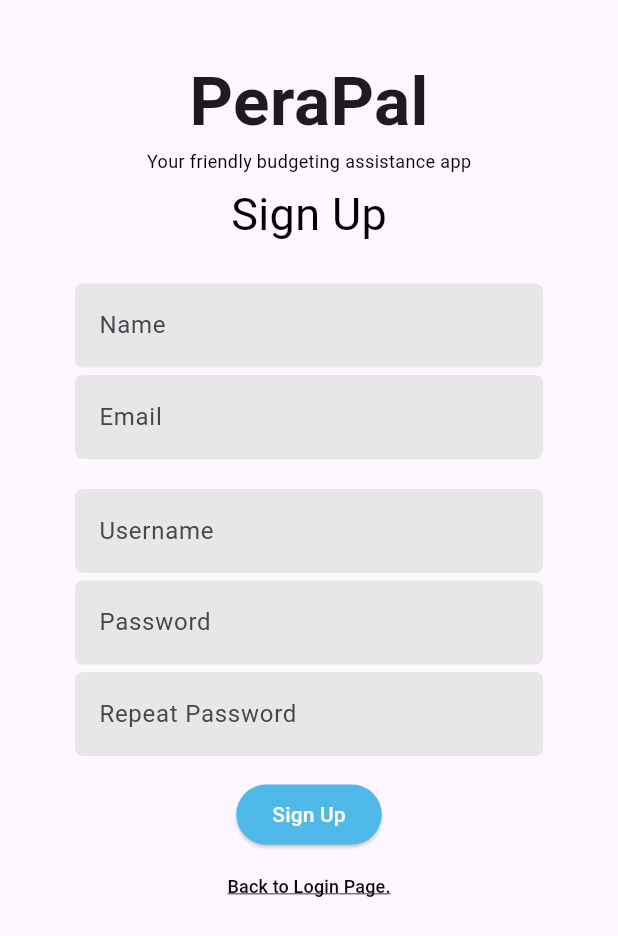
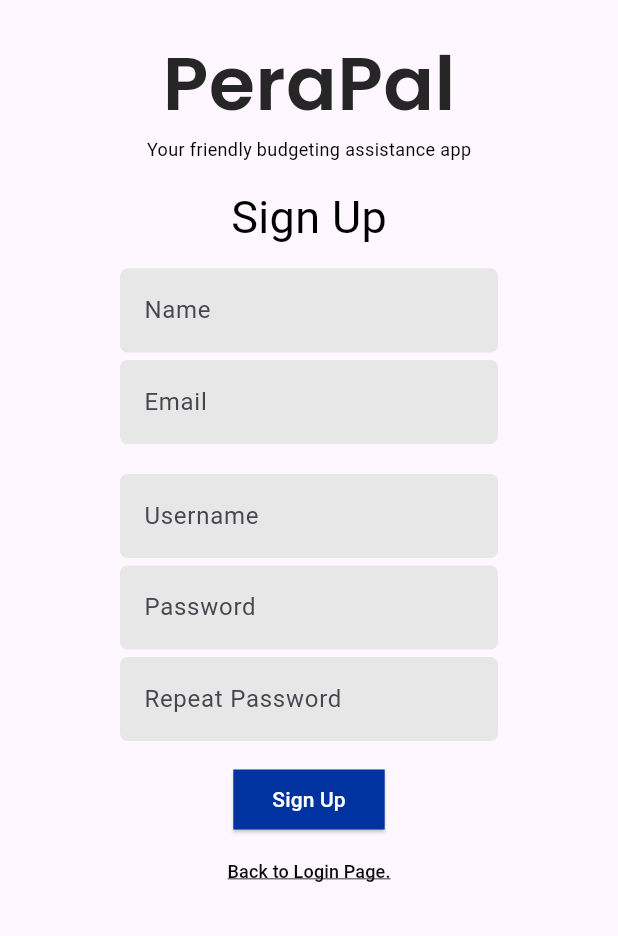
Before and after one commit to hydraadra112/perapal, a Flutter app: the screen it shows after launch, after a tap on "No account yet? Sign up.", on a phone screen of 412 x 824 dp. Shown: the top 936 px of the screen. Run offline on Flutter 3.47's test engine with Material 3 defaults, Android fonts, the phone set to English and light mode, and no system bars; our stand-ins replace google_fonts; Roboto replaces fonts that are missing (Times New Roman).

Commit message:
modified login and signup based on styles

```diff
--- /dev/null
+++ b/lib/components/button.dart
@@ -0,0 +1,41 @@
+import 'package:flutter/material.dart';
+import 'package:perapal/utils/style.dart';
+
+class Button extends StatelessWidget {
+  final String buttonText;
+  final VoidCallback onPressed;
+
+  const Button({
+    super.key,
+    required this.buttonText,
+    required this.onPressed,
+  });
+
+  @override
+  Widget build(BuildContext context) {
+    return Padding(
+      padding: const EdgeInsets.symmetric(horizontal: 50),
+      child: ElevatedButton(
+        onPressed: onPressed,
+        style: ButtonStyle(
+          shape: MaterialStateProperty.all<RoundedRectangleBorder>(
+            RoundedRectangleBorder(
+              borderRadius: BorderRadius.circular(0), // Square shape
+            ),
+          ),
+          backgroundColor: MaterialStateProperty.all<Color>(blue), // Light blue background
+        ),
+        child: Padding(
+          padding: const EdgeInsets.symmetric(vertical: 5, horizontal: 2),
+          child: Text(
+            buttonText,
+            style: TextStyle(
+              color: white,
+              backgroundColor: blue,
+            ),
+          ),
+        ),
+      ),
+    );
+  }
+}
--- /dev/null
+++ b/lib/components/input_box.dart
@@ -0,0 +1,36 @@
+import 'package:flutter/material.dart';
+
+class CustomInputBox extends StatelessWidget {
+  final String hintText;
+  final bool obscureText;
+  final Function(String) onChanged;
+
+  const CustomInputBox({
+    super.key,
+    required this.hintText,
+    required this.obscureText,
+    required this.onChanged,
+  });
+
+  @override
+  Widget build(BuildContext context) {
+    return Padding(
+      padding: const EdgeInsets.symmetric(horizontal: 50),
+      child: TextField(
+        decoration: InputDecoration(
+          hintText: hintText,
+          filled: true,
+          fillColor: const Color.fromARGB(255, 231, 231, 231),
+          border: const OutlineInputBorder(
+            borderRadius: BorderRadius.all(
+              Radius.circular(5),
+            ),
+            borderSide: BorderSide.none,
+          ),
+        ),
+        onChanged: onChanged,
+        obscureText: obscureText,
+      ),
+    );
+  }
+}
--- a/lib/main.dart
+++ b/lib/main.dart
@@ -1,6 +1,9 @@
 import 'package:flutter/material.dart';
-import 'pages/home_page.dart';
+import './pages/home_page.dart';
 import './pages/sign_up.dart';
+import './utils/style.dart';
+import 'package:perapal/components/input_box.dart';
+import 'package:perapal/components/button.dart'; // Import LoginButton widget
 
 void main() {
   runApp(LoginApp());
@@ -15,6 +18,7 @@ class LoginApp extends StatelessWidget {
     );
   }
 }
+
 class LoginPage extends StatefulWidget {
   @override
   _LoginPageState createState() => _LoginPageState();
@@ -32,20 +36,12 @@ class _LoginPageState extends State<LoginPage> {
       backgroundColor: const Color.fromARGB(255, 255, 255, 255),
       body: Center(
         child: Column(
-
           mainAxisAlignment: MainAxisAlignment.center,
-
           children: [
-
-            const Text(
+            Text(
               "PeraPal",
-              style: TextStyle(
-                fontSize: 45,
-                fontWeight: FontWeight.bold,
-                fontFamily: 'Times New Roman'
+              style: heading1D.copyWith(fontSize: 50),
             ),
-            ),
-
             const Text(
               "Your friendly budgeting assistance app",
               style: TextStyle(
@@ -53,11 +49,9 @@ class _LoginPageState extends State<LoginPage> {
                 color: Color.fromARGB(255, 0, 0, 0),
               ),
             ),
-
-            const SizedBox(height: 50),
-
+            const SizedBox(height: 35),
             const Padding(
-              padding: EdgeInsets.only(top:0, bottom:10),
+              padding: EdgeInsets.only(top: 0, bottom: 10),
               child: Text(
                 "Log in",
                 style: TextStyle(
@@ -67,20 +61,12 @@ class _LoginPageState extends State<LoginPage> {
               ),
             ),
 
+
             Padding(
-                padding: const EdgeInsets.symmetric(horizontal: 50),
-                child: TextField(
-                  decoration: const InputDecoration(
+              padding: const EdgeInsets.symmetric(horizontal: 0),
+              child: CustomInputBox(
                 hintText: 'Username',
-                    filled: true, // Set to true to enable background color
-                    fillColor: Color.fromARGB(255, 231, 231, 231), // Set the background color
-                    border: OutlineInputBorder( // Customize border
-                      borderRadius: BorderRadius.all(
-                        Radius.circular(5),
-                      ),
-                      borderSide: BorderSide.none, // No border side
-                    ),
-                  ),
+                obscureText: false,
                 onChanged: (value) {
                   setState(() {
                     username = value;
@@ -89,31 +75,22 @@ class _LoginPageState extends State<LoginPage> {
               ),
             ),
 
+
             const SizedBox(height: 5),
             Padding(
-              padding: const EdgeInsets.symmetric(horizontal: 50),
-              child: TextField(
-                decoration: const InputDecoration(
+              padding: const EdgeInsets.symmetric(horizontal: 0),
+              child: CustomInputBox(
                 hintText: 'Password',
-                    filled: true, // Set to true to enable background color
-                    fillColor: Color.fromARGB(255, 231, 231, 231), // Set the background color
-                    border: OutlineInputBorder( // Customize border
-                      borderRadius: BorderRadius.all(
-                        Radius.circular(5),
-                      ),
-                      borderSide: BorderSide.none, // No border side
-                    ),
-                  ),
+                obscureText: true,
                 onChanged: (value) {
                   setState(() {
                     password = value;
                   });
                 },
-                obscureText: true,
               ),
             ),
 
-            // FOR NOW DISPLAY LANG KAY UNSURE IF WE WUD IMPLEMENT FORGOT PASSWORD
+
             const SizedBox(height: 5),
             const Text(
               "Forgot Password?",
@@ -123,10 +100,10 @@ class _LoginPageState extends State<LoginPage> {
               ),
             ),
 
+
             const SizedBox(height: 20),
-            Padding(
-              padding: const EdgeInsets.symmetric(horizontal: 50),
-              child: ElevatedButton(
+            Button(
+              buttonText: 'Login', // Customize button text
               onPressed: () {
                 if (username == correctName && password == correctPass) {
                   Navigator.push(
@@ -139,10 +116,11 @@ class _LoginPageState extends State<LoginPage> {
                   showDialog(
                     context: context,
                     builder: (BuildContext context) {
-                        return  AlertDialog(
+                      return AlertDialog(
                         title: const Text("Invalid Credentials"),
                         content: const Text("Please enter correct username and password."),
                         actions: [
+
                           TextButton(
                             onPressed: () {
                               Navigator.of(context).pop();
@@ -155,26 +133,7 @@ class _LoginPageState extends State<LoginPage> {
                   );
                 }
               },
-                style: ButtonStyle(
-                  shape: MaterialStateProperty.all<RoundedRectangleBorder>(
-                    RoundedRectangleBorder(
-                      borderRadius: BorderRadius.circular(0), // Square shape
             ),
-                  ),
-                  backgroundColor: MaterialStateProperty.all<Color>(const Color.fromARGB(255, 78, 184, 233)), // Light blue background
-                ),
-                child: const Padding(
-                  padding: EdgeInsets.symmetric(vertical: 5, horizontal: 2),
-                  child: Text('Login',
-                  style: TextStyle(
-                    color: Color.fromARGB(255, 255, 255, 255),
-                    backgroundColor: Color.fromARGB(255, 78, 184, 233)
-                  )
-                  ),
-                ),
-              ),
-            ),
-
 
             const SizedBox(height: 20),
             Padding(
@@ -193,12 +152,11 @@ class _LoginPageState extends State<LoginPage> {
                   style: TextStyle(
                     fontSize: 12,
                     color: Color.fromARGB(255, 10, 10, 10),
-                    decoration: TextDecoration.underline, // Add underline
+                    decoration: TextDecoration.underline,
                   ),
                 ),
               ),
             )
-
           ],
         ),
       ),
--- a/lib/pages/sign_up.dart
+++ b/lib/pages/sign_up.dart
@@ -1,6 +1,8 @@
 import 'package:flutter/material.dart';
 import '../main.dart';
-
+import 'package:perapal/utils/style.dart';
+import 'package:perapal/components/input_box.dart';
+import 'package:perapal/components/button.dart'; // Import Button widget
 
 class SignUpApp extends StatelessWidget {
   @override
@@ -18,37 +20,33 @@ class SignUpPage extends StatefulWidget {
 }
 
 class _SignUpPage extends State<SignUpPage> {
-
   String username = "";
   String password = "";
-
   String name = "";
   String email = "";
   String rptpassword = "";
 
   @override
   Widget build(BuildContext context) {
-    return MaterialApp(
-      debugShowCheckedModeBanner: false,
-      home: Scaffold(
+    return Scaffold(
       body: SingleChildScrollView(
+        child: Padding(
+          padding: const EdgeInsets.symmetric(horizontal: 30),
           child: Center(
             child: Column(
               mainAxisAlignment: MainAxisAlignment.center,
               children: <Widget>[
 
-              const Padding(
-                 padding: EdgeInsets.only(top:35)
+                const Padding(padding: EdgeInsets.only(
+                  top: 20,
+                )
                 ),
 
-              const Text(
+                Text(
                   "PeraPal",
-              style: TextStyle(
-                fontSize: 45,
-                fontWeight: FontWeight.bold,
-                fontFamily: 'Times New Roman'
+                  style: heading1D.copyWith(fontSize: 50),
                 ),
-            ),
+
 
                 const Text(
                   "Your friendly budgeting assistance app",
@@ -58,8 +56,9 @@ class _SignUpPage extends State<SignUpPage> {
                   ),
                 ),
 
+
                 const Padding(
-              padding: EdgeInsets.only(top:5, bottom:20),
+                  padding: EdgeInsets.only(top: 15, bottom: 5),
                   child: Text(
                     "Sign Up",
                     style: TextStyle(
@@ -69,150 +68,80 @@ class _SignUpPage extends State<SignUpPage> {
                   ),
                 ),
 
-            const SizedBox(height: 5),
+                const SizedBox(height: 8),
 
-          Padding(
-              padding: const EdgeInsets.symmetric(horizontal: 50),
-              child: TextField(
-                decoration: const InputDecoration(
+                CustomInputBox(
                   hintText: 'Name',
-                    filled: true, // Set to true to enable background color
-                    fillColor: Color.fromARGB(255, 231, 231, 231), // Set the background color
-                    border: OutlineInputBorder( // Customize border
-                      borderRadius: BorderRadius.all(
-                        Radius.circular(5),
-                      ),
-                      borderSide: BorderSide.none, // No border side
-                    ),
-                  ),
+                  obscureText: false,
                   onChanged: (value) {
                     setState(() {
                       name = value;
                     });
                   },
-                obscureText: false,
-              ),
                 ),
 
+
                 const SizedBox(height: 5),
-
-            Padding(
-              padding: const EdgeInsets.symmetric(horizontal: 50),
-              child: TextField(
-                decoration: const InputDecoration(
+                CustomInputBox(
                   hintText: 'Email',
-                    filled: true, // Set to true to enable background color
-                    fillColor: Color.fromARGB(255, 231, 231, 231), // Set the background color
-                    border: OutlineInputBorder( // Customize border
-                      borderRadius: BorderRadius.all(
-                        Radius.circular(5),
-                      ),
-                      borderSide: BorderSide.none, // No border side
-                    ),
-                  ),
+                  obscureText: false,
                   onChanged: (value) {
                     setState(() {
                       email = value;
                     });
                   },
-                obscureText: false,
-              ),
                 ),
 
-              const SizedBox(
-                height: 20.0,
-              ),
+                const SizedBox(height: 20),
 
-              Padding(
-              padding: const EdgeInsets.symmetric(horizontal: 50),
-              child: TextField(
-                decoration: const InputDecoration(
+                CustomInputBox(
                   hintText: 'Username',
-                    filled: true, // Set to true to enable background color
-                    fillColor: Color.fromARGB(255, 231, 231, 231), // Set the background color
-                    border: OutlineInputBorder( // Customize border
-                      borderRadius: BorderRadius.all(
-                        Radius.circular(5),
-                      ),
-                      borderSide: BorderSide.none, // No border side
-                    ),
-                  ),
+                  obscureText: false,
                   onChanged: (value) {
                     setState(() {
                       username = value;
                     });
                   },
-                obscureText: false,
                 ),
-            ),
-
-            const SizedBox(
-                height: 5.0,
-              ),
-
-              Padding(
-              padding: const EdgeInsets.symmetric(horizontal: 50),
-              child: TextField(
-                decoration: const InputDecoration(
+                const SizedBox(height: 5),
+                CustomInputBox(
                   hintText: 'Password',
-                    filled: true, // Set to true to enable background color
-                    fillColor: Color.fromARGB(255, 231, 231, 231), // Set the background color
-                    border: OutlineInputBorder( // Customize border
-                      borderRadius: BorderRadius.all(
-                        Radius.circular(5),
-                      ),
-                      borderSide: BorderSide.none, // No border side
-                    ),
-                  ),
+                  obscureText: true,
                   onChanged: (value) {
                     setState(() {
                       password = value;
                     });
                   },
+                ),
+                const SizedBox(height: 5),
+                CustomInputBox(
+                  hintText: 'Repeat Password',
                   obscureText: true,
-              ),
-            ),
-
-            const SizedBox(
-                height: 5.0,
-              ),
-
-              Padding(
-              padding: const EdgeInsets.symmetric(horizontal: 50),
-              child: TextField(
-                decoration: const InputDecoration(
-                    hintText: 'Repeat Password',
-                    filled: true, // Set to true to enable background color
-                    fillColor: Color.fromARGB(255, 231, 231, 231), // Set the background color
-                    border: OutlineInputBorder( // Customize border
-                      borderRadius: BorderRadius.all(
-                        Radius.circular(5),
-                      ),
-                      borderSide: BorderSide.none, // No border side
-                    ),
-                  ),
                   onChanged: (value) {
                     setState(() {
                       rptpassword = value;
                     });
                   },
-                obscureText: true,
                 ),
-            ),
+                const SizedBox(height: 15),
 
-              const SizedBox(
-                height: 15.0,
-              ),
+                // Use the Button widget instead of ElevatedButton
+                Button(
+                  buttonText: 'Sign Up',
+                  onPressed: () {
+                    if (name.isEmpty ||
+                        email.isEmpty ||
+                        username.isEmpty ||
+                        password.isEmpty ||
+                        rptpassword.isEmpty) {
 
-          ElevatedButton(
-          onPressed: () {
-            if (name.isEmpty || email.isEmpty || username.isEmpty || password.isEmpty || rptpassword.isEmpty) {
                       showDialog(
                         context: context,
                         builder: (BuildContext context) {
                           return AlertDialog(
                             title: const Text('Incomplete Fields'),
-                    content: const Text('Please fill in all the fields.'),
+                            content:
+                                const Text('Please fill in all the fields.'),
                             actions: [
                               TextButton(
                                 onPressed: () {
@@ -230,7 +159,8 @@ class _SignUpPage extends State<SignUpPage> {
                         builder: (BuildContext context) {
                           return AlertDialog(
                             title: const Text('Password Mismatch'),
-                    content: const Text('The password and repeated password do not match.'),
+                            content: const Text(
+                                'The password and repeated password do not match.'),
                             actions: [
                               TextButton(
                                 onPressed: () {
@@ -246,16 +176,11 @@ class _SignUpPage extends State<SignUpPage> {
                       // Redirect to LoginPageApp
                       Navigator.push(
                         context,
-                  MaterialPageRoute(builder: (context) => LoginPage()));
+                        MaterialPageRoute(builder: (context) => LoginPage()),
+                      );
                     }
                   },
-          child: Text('Sign Up'),
-          style: ElevatedButton.styleFrom(
-            backgroundColor: Color.fromARGB(255, 78, 184, 233),
-            foregroundColor: Colors.white, // Set text color
                 ),
-        ),
-
 
                 TextButton(
                   onPressed: () {
@@ -269,14 +194,14 @@ class _SignUpPage extends State<SignUpPage> {
                     style: TextStyle(
                       fontSize: 12,
                       color: Color.fromARGB(255, 10, 10, 10),
-                decoration: TextDecoration.underline, // Add underline
+                      decoration: TextDecoration.underline,
                     ),
                   ),
                 ),
               ],
             ),
           ),
-        )
+        ),
       ),
     );
   }
```
Lines whose indentation alone changed are shown as unchanged.
